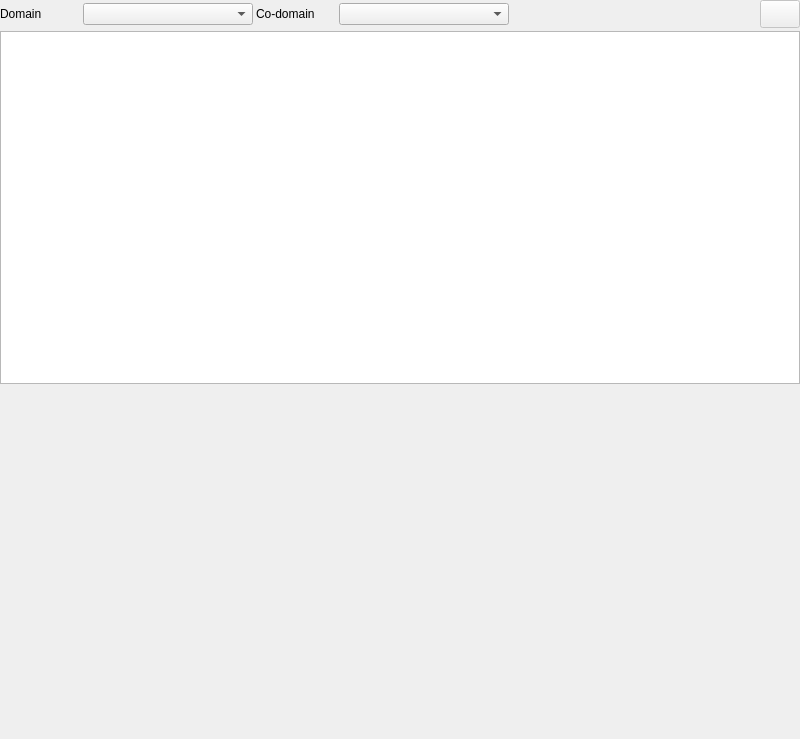
Old version of the form gui/daq/form_experiment_1d.ui in the repository usnistgov/qpx-gamma.
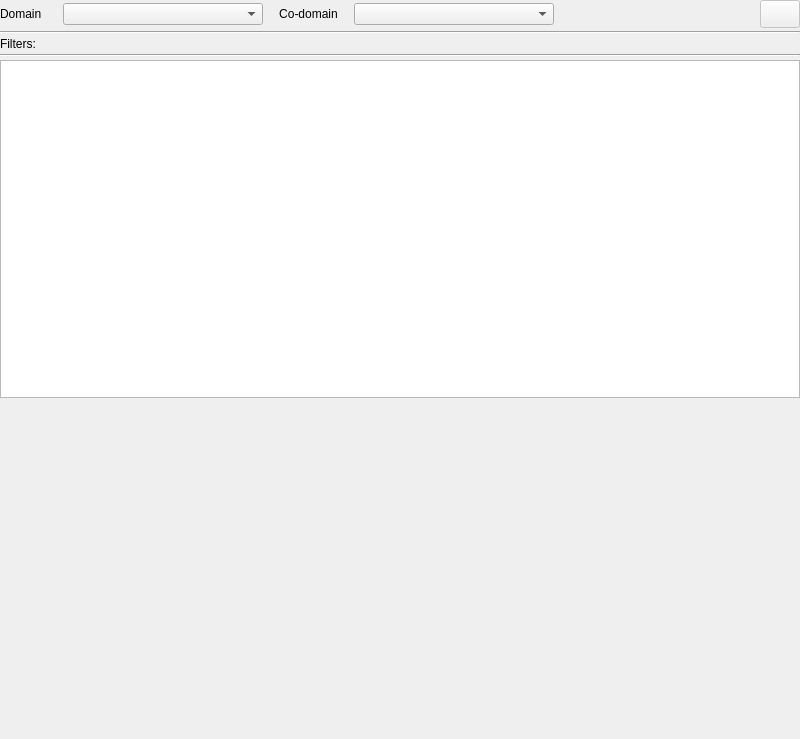
New version of the form. Icons and pictures are not drawn. Custom widgets are drawn as their Qt base class.

Commit message: Experiment streamlined

Diff of the .ui file:
```diff
--- a/gui/daq/form_experiment_1d.ui
+++ b/gui/daq/form_experiment_1d.ui
@@ -48,13 +48,13 @@
        </property>
        <property name="minimumSize">
         <size>
-         <width>80</width>
+         <width>60</width>
          <height>0</height>
         </size>
        </property>
        <property name="maximumSize">
         <size>
-         <width>80</width>
+         <width>60</width>
          <height>16777215</height>
         </size>
        </property>
@@ -66,14 +66,14 @@
      <item>
       <widget class="QComboBox" name="comboDomain">
        <property name="sizePolicy">
-        <sizepolicy hsizetype="Maximum" vsizetype="Fixed">
+        <sizepolicy hsizetype="Preferred" vsizetype="Fixed">
          <horstretch>0</horstretch>
          <verstretch>0</verstretch>
         </sizepolicy>
        </property>
        <property name="minimumSize">
         <size>
-         <width>170</width>
+         <width>50</width>
          <height>0</height>
         </size>
        </property>
@@ -89,32 +89,35 @@
        </property>
        <property name="minimumSize">
         <size>
-         <width>80</width>
+         <width>85</width>
          <height>0</height>
         </size>
        </property>
        <property name="maximumSize">
         <size>
-         <width>80</width>
+         <width>85</width>
          <height>16777215</height>
         </size>
        </property>
        <property name="text">
         <string>Co-domain</string>
        </property>
+       <property name="alignment">
+        <set>Qt::AlignCenter</set>
+       </property>
       </widget>
      </item>
      <item>
       <widget class="QComboBox" name="comboCodomain">
        <property name="sizePolicy">
-        <sizepolicy hsizetype="Maximum" vsizetype="Fixed">
+        <sizepolicy hsizetype="Preferred" vsizetype="Fixed">
          <horstretch>0</horstretch>
          <verstretch>0</verstretch>
         </sizepolicy>
        </property>
        <property name="minimumSize">
         <size>
-         <width>170</width>
+         <width>50</width>
          <height>0</height>
         </size>
        </property>
@@ -191,7 +194,7 @@
      </item>
     </layout>
    </item>
-   <item row="1" column="0">
+   <item row="5" column="0">
     <widget class="QTableWidget" name="tableResults">
      <property name="sizePolicy">
       <sizepolicy hsizetype="Preferred" vsizetype="Expanding">
@@ -201,7 +204,7 @@
      </property>
     </widget>
    </item>
-   <item row="2" column="0">
+   <item row="6" column="0">
     <widget class="WidgetPlotCalib" name="PlotCalib" native="true">
      <property name="sizePolicy">
       <sizepolicy hsizetype="Preferred" vsizetype="Expanding">
@@ -217,6 +220,40 @@
      </property>
     </widget>
    </item>
+   <item row="3" column="0">
+    <layout class="QFormLayout" name="filterLayout">
+     <property name="sizeConstraint">
+      <enum>QLayout::SetMinimumSize</enum>
+     </property>
+     <property name="horizontalSpacing">
+      <number>3</number>
+     </property>
+     <property name="verticalSpacing">
+      <number>3</number>
+     </property>
+    </layout>
+   </item>
+   <item row="2" column="0">
+    <widget class="QLabel" name="labelFilters">
+     <property name="text">
+      <string>Filters:</string>
+     </property>
+    </widget>
+   </item>
+   <item row="1" column="0">
+    <widget class="Line" name="line">
+     <property name="orientation">
+      <enum>Qt::Horizontal</enum>
+     </property>
+    </widget>
+   </item>
+   <item row="4" column="0">
+    <widget class="Line" name="line_2">
+     <property name="orientation">
+      <enum>Qt::Horizontal</enum>
+     </property>
+    </widget>
+   </item>
   </layout>
  </widget>
  <customwidgets>
```
Left out of the diff: 2 changed lines with no effect on the pictures. The commit also changes 20 other files.
